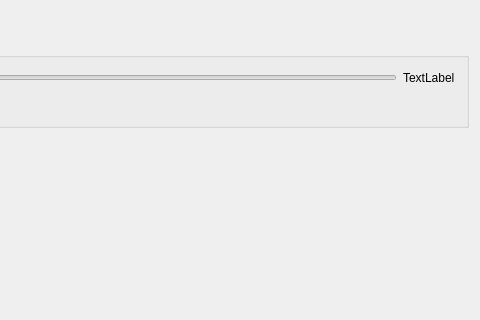
Before: the Qt Designer form drawcurvedialog.ui in shufameng/draw_smooth_curve_test, drawn with Qt 5; both pictures show x 198 to 678 and y 0 to 320 of the 678 by 613 pixel window.
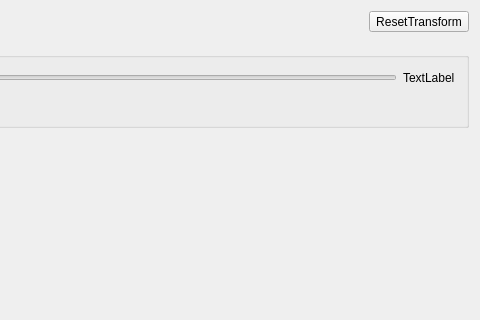
After: the same form once the commit is applied. Custom widgets are drawn as their Qt base class.

```diff
--- a/drawcurvedialog.ui
+++ b/drawcurvedialog.ui
@@ -49,6 +49,13 @@
        </property>
       </spacer>
      </item>
+     <item>
+      <widget class="QToolButton" name="toolButtonResetTransform">
+       <property name="text">
+        <string>ResetTransform</string>
+       </property>
+      </widget>
+     </item>
     </layout>
    </item>
    <item row="1" column="0">
```
